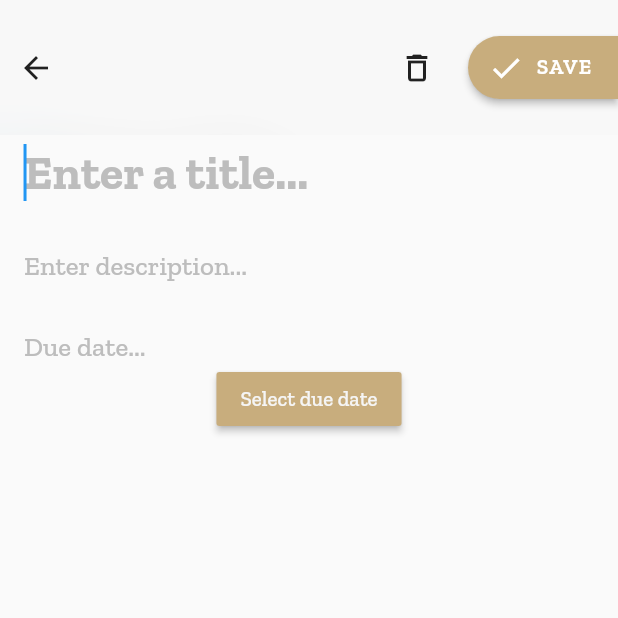
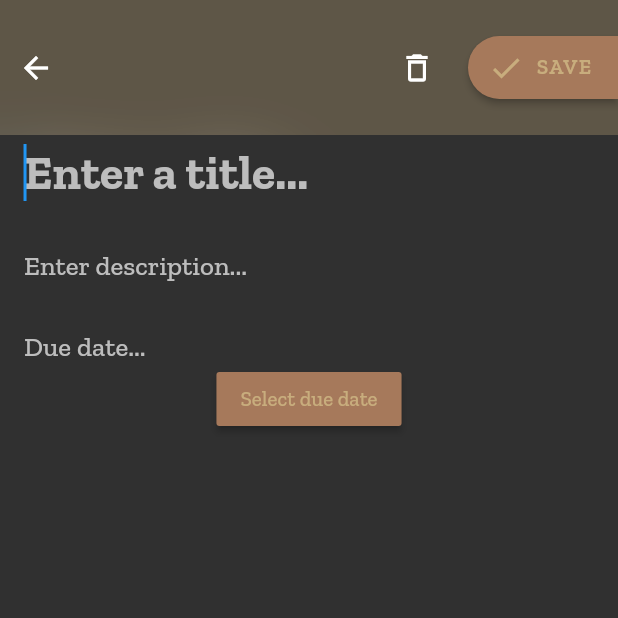
Before and after one commit to ucll-mobile-2021/project-Stef, a Flutter app: the screen it shows after launch, after a tap on "ADD TASK", on a phone screen of 412 x 824 dp, the top half of it. Run offline on Flutter 3.47's test engine with Material 2 defaults, Android fonts, the phone set to English and light mode, and no system bars; our stand-ins replace outline_material_icons, shared_preferences, sqflite; accounts and stored records are empty; project files that could hold a hidden picture were left out.

Commit message:
Added settings page with option to change theme(light/dark), need to expand about section

```diff
--- a/lib/main.dart
+++ b/lib/main.dart
@@ -1,4 +1,5 @@
 import 'package:flutter/material.dart';
+import 'package:todo_app/src/services/themeStorage.dart';
 import 'src/screens/home.dart';
 import 'src/components/theme.dart';
 
@@ -13,11 +14,38 @@ class _TodoAppState extends State<TodoApp> {
   ThemeData theme = lightTheme;
 
   @override
+  void initState() {
+    super.initState();
+    updateThemeFromLocalStorage();
+  }
+  @override
   Widget build(BuildContext context) {
     return MaterialApp(
       title: 'Todo',
       theme: theme,
-      home: MyHomePage()
+      home: MyHomePage(changeTheme: setTheme)
     );
   }
+
+  setTheme(Brightness brightness){
+    if (brightness == Brightness.dark){
+      setState(() {
+        theme = darkTheme;
+      });
+    } else {
+      setState(() {
+        theme = lightTheme;
+      });
+    }
+  }
+
+
+  void updateThemeFromLocalStorage() async{
+    String themeStr = await getThemeFromLocalStorage();
+    if (themeStr == 'light'){
+      setTheme(Brightness.light);
+    } else {
+      setTheme(Brightness.dark);
+    }
+  }
 }
--- a/lib/src/screens/form.dart
+++ b/lib/src/screens/form.dart
@@ -181,7 +181,7 @@ class _MyFormState extends State<MyForm> {
                       curve: Curves.decelerate,
                       child: RaisedButton.icon(
                         color: Theme.of(context).accentColor,
-                        textColor: Colors.white,
+                        textColor: Theme.of(context).canvasColor,
                         shape: RoundedRectangleBorder(
                             borderRadius: BorderRadius.only(
                                 topLeft: Radius.circular(100),
--- a/lib/src/screens/home.dart
+++ b/lib/src/screens/home.dart
@@ -1,11 +1,17 @@
 import "package:flutter/material.dart";
+import 'package:outline_material_icons/outline_material_icons.dart';
 import 'package:todo_app/src/components/TodoCards.dart';
 import 'package:todo_app/src/model/model.dart';
 import 'package:todo_app/src/screens/detail.dart';
 import 'package:todo_app/src/screens/form.dart';
+import 'package:todo_app/src/screens/settings.dart';
 import 'package:todo_app/src/services/database.dart';
 
 class MyHomePage extends StatefulWidget {
+  final Function(Brightness brightness) changeTheme;
+
+  MyHomePage({Key key, this.changeTheme}) : super(key: key);
+
   @override
   _MyHomePageState createState() => _MyHomePageState();
 }
@@ -34,7 +40,11 @@ class _MyHomePageState extends State<MyHomePage> {
         // TODO colorscheme
         backgroundColor: Theme.of(context).primaryColor,
         onPressed: () => goToForm(),
-        label: Text('Add task'.toUpperCase(), style: TextStyle(fontFamily: 'ZillaSlab', fontWeight: FontWeight.w600),),
+        label: Text(
+          'Add task'.toUpperCase(),
+          style:
+              TextStyle(fontFamily: 'ZillaSlab', fontWeight: FontWeight.w600),
+        ),
         icon: Icon(Icons.add),
       ),
       body: GestureDetector(
@@ -46,10 +56,34 @@ class _MyHomePageState extends State<MyHomePage> {
             child: ListView(
               physics: BouncingScrollPhysics(),
               children: <Widget>[
-                //Todo: remove appbar and add header (welcome...)
+                Row(
+                  mainAxisAlignment: MainAxisAlignment.end,
+                  children: <Widget>[
+                    GestureDetector(
+                      behavior: HitTestBehavior.opaque,
+                      onTap: () {
+                        Navigator.push(
+                            context,
+                            MaterialPageRoute(
+                                builder: (context) =>
+                                    Settings(changeTheme: widget.changeTheme)));
+                      },
+                      child: AnimatedContainer(
+                        duration: Duration(milliseconds: 200),
+                        padding: EdgeInsets.all(16),
+                        alignment: Alignment.centerRight,
+                        child: Icon(OMIcons.settings,
+                            color:
+                                Theme.of(context).brightness == Brightness.light
+                                    ? Colors.grey.shade600
+                                    : Colors.grey.shade300),
+                      ),
+                    )
+                  ],
+                ),
                 buildHeader(context),
                 ...buildTodoComponents(),
-                GestureDetector(onTap: goToForm, child: AddTodoCard()),
+                // GestureDetector(onTap: goToForm, child: AddTodoCard()),
                 Container(
                   height: 100,
                 )
--- /dev/null
+++ b/lib/src/services/themeStorage.dart
@@ -0,0 +1,11 @@
+import 'package:shared_preferences/shared_preferences.dart';
+
+Future<String> getThemeFromLocalStorage() async {
+  SharedPreferences local = await SharedPreferences.getInstance();
+  return local.getString('theme');
+}
+
+void setThemeInLocalStorage(String value) async {
+  SharedPreferences local = await SharedPreferences.getInstance();
+  local.setString('theme', value);
+}
```
Also changed, not shown: lib/src/screens/settings.dart (added, +190 -0 lines).
